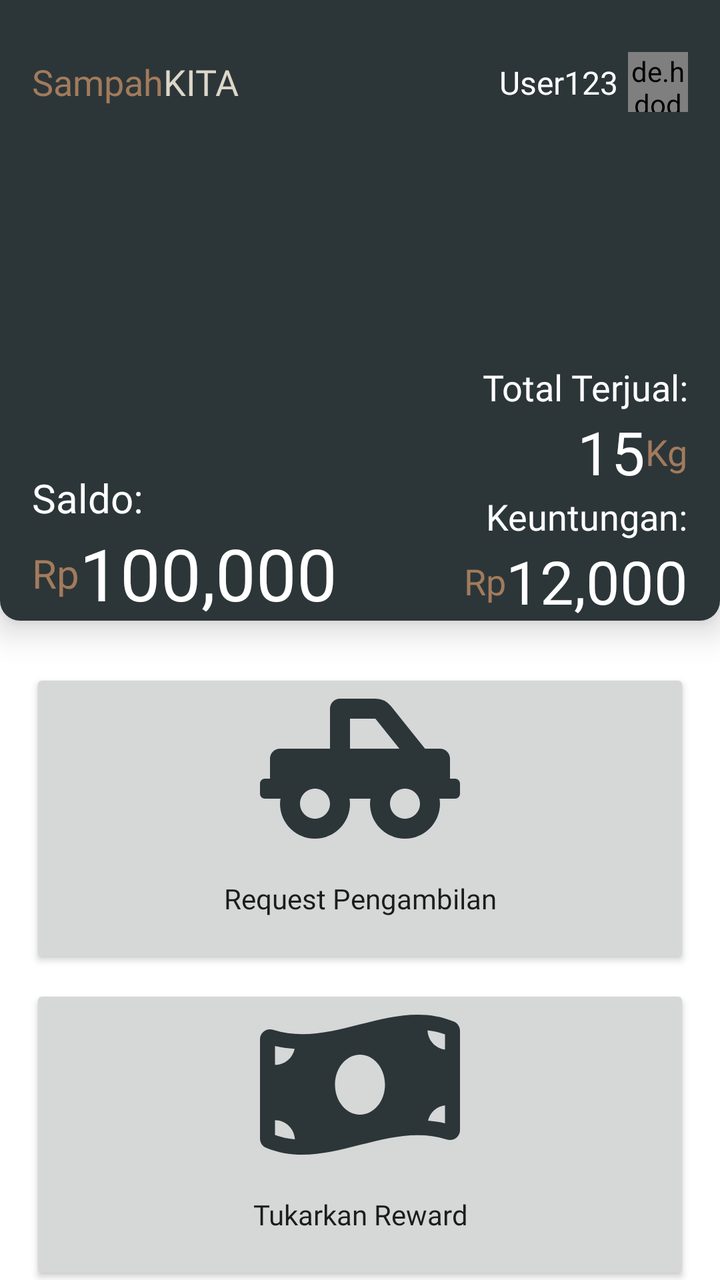
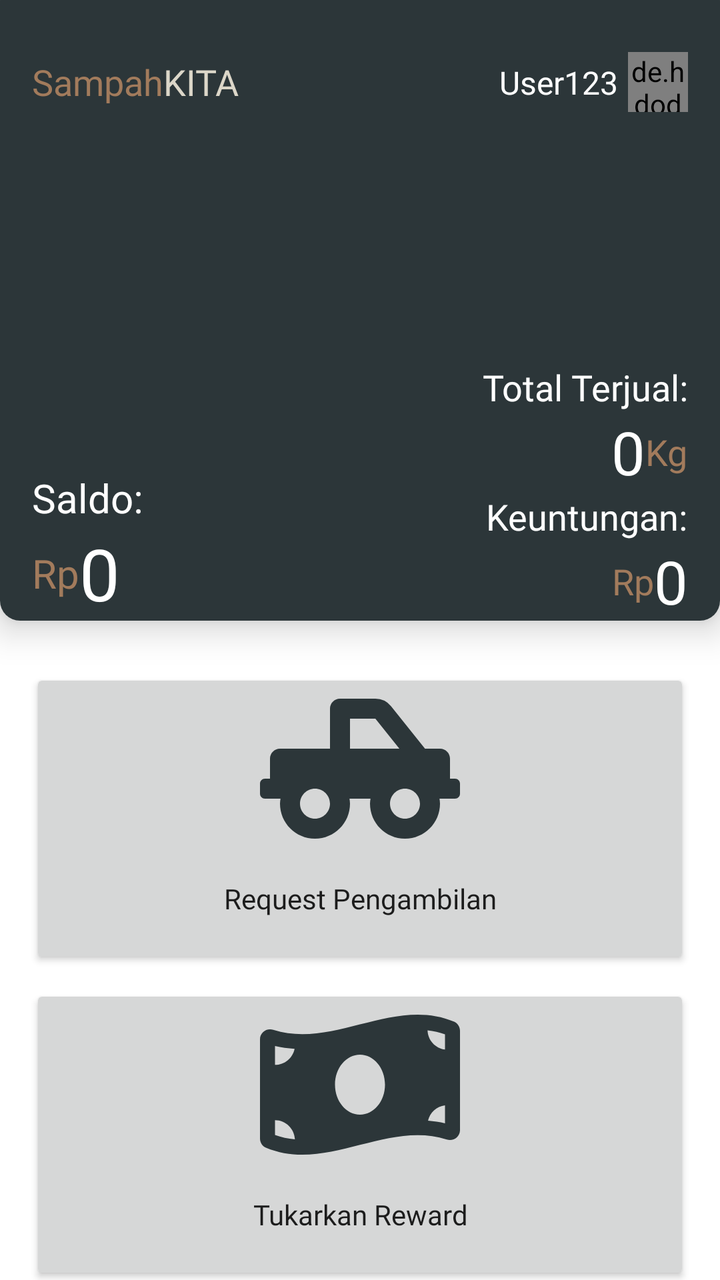

Two renders of the same Android screen: before a commit and after it. Below are the layout's source before the change and the commit's diff.
<!-- AndroidManifest.xml: application theme Theme.SampahKita -->
<!-- res/layout/activity_main.xml -->
<?xml version="1.0" encoding="utf-8"?>
<androidx.constraintlayout.widget.ConstraintLayout xmlns:android="http://schemas.android.com/apk/res/android"
    xmlns:app="http://schemas.android.com/apk/res-auto"
    xmlns:tools="http://schemas.android.com/tools"
    android:layout_width="match_parent"
    android:layout_height="match_parent"
    tools:context=".MainActivity">

    <androidx.cardview.widget.CardView
        android:id="@+id/top_container"
        android:layout_width="match_parent"
        android:layout_height="wrap_content"
        android:layout_marginTop="-10dp"
        app:cardCornerRadius="10dp"
        app:cardElevation="10dp"
        app:layout_constraintEnd_toEndOf="parent"
        app:layout_constraintStart_toStartOf="parent"
        app:layout_constraintTop_toTopOf="parent">

        <androidx.constraintlayout.widget.ConstraintLayout
            android:layout_width="match_parent"
            android:layout_height="320dp"
            android:background="@color/green_primary"
            app:layout_constraintStart_toStartOf="parent"
            app:layout_constraintTop_toTopOf="parent">

            <TextView
                android:id="@+id/name_sampah"
                android:layout_width="wrap_content"
                android:layout_height="wrap_content"
                android:layout_marginStart="16dp"
                android:layout_marginTop="38dp"
                android:fontFamily="@font/nobile_bold"
                android:text="@string/sampah"
                android:textColor="@color/brown_text"
                android:textSize="18sp"
                app:layout_constraintStart_toStartOf="parent"
                app:layout_constraintTop_toTopOf="parent" />

            <TextView
                android:id="@+id/textView2"
                android:layout_width="wrap_content"
                android:layout_height="wrap_content"
                android:fontFamily="@font/nobile_bold"
                android:text="@string/kita"
                android:textColor="@color/lightbrown_text"
                android:textSize="18sp"
                app:layout_constraintBottom_toBottomOf="@+id/name_sampah"
                app:layout_constraintStart_toEndOf="@id/name_sampah"
                app:layout_constraintTop_toTopOf="@id/name_sampah" />

            <de.hdodenhof.circleimageview.CircleImageView
                android:id="@+id/profile_image"
                android:layout_width="30dp"
                android:layout_height="30dp"
                android:layout_marginEnd="16dp"
                android:src="@drawable/ic_baseline_account_circle_24"
                app:civ_circle_background_color="@color/white"
                app:layout_constraintBottom_toBottomOf="@+id/textView2"
                app:layout_constraintEnd_toEndOf="parent"
                app:layout_constraintTop_toTopOf="@id/name_sampah" />

            <TextView
                android:id="@+id/username"
                android:layout_width="wrap_content"
                android:layout_height="wrap_content"
                android:layout_marginEnd="5dp"
                android:fontFamily="@font/poppins"
                android:text="@string/user123"
                android:textColor="@color/white"
                android:textSize="16sp"
                app:layout_constraintBottom_toBottomOf="@+id/profile_image"
                app:layout_constraintEnd_toStartOf="@id/profile_image"
                app:layout_constraintTop_toTopOf="@id/profile_image" />

            <androidx.constraintlayout.widget.ConstraintLayout
                android:id="@+id/container_left"
                android:layout_width="wrap_content"
                android:layout_height="wrap_content"
                app:layout_constraintBottom_toBottomOf="parent"
                app:layout_constraintStart_toStartOf="parent">

                <TextView
                    android:id="@+id/balance_text"
                    android:layout_width="wrap_content"
                    android:layout_height="wrap_content"
                    android:layout_marginStart="16dp"
                    android:fontFamily="@font/poppins"
                    android:text="@string/balance_text"
                    android:textColor="@color/white"
                    android:textSize="20sp"
                    app:layout_constraintBottom_toTopOf="@id/balance"
                    app:layout_constraintStart_toStartOf="parent" />

                <TextView
                    android:id="@+id/textView3"
                    android:layout_width="wrap_content"
                    android:layout_height="wrap_content"
                    android:fontFamily="@font/poppins"
                    android:text="@string/currency"
                    android:textColor="@color/brown_text"
                    android:textSize="20sp"
                    app:layout_constraintBottom_toBottomOf="parent"
                    app:layout_constraintStart_toStartOf="@+id/balance_text"
                    app:layout_constraintTop_toTopOf="@+id/balance" />

                <TextView
                    android:id="@+id/balance"
                    android:layout_width="wrap_content"
                    android:layout_height="wrap_content"
                    android:fontFamily="@font/poppins"
                    android:text="@string/balance"
                    android:textColor="@color/white"
                    android:textSize="36sp"
                    app:layout_constraintBottom_toBottomOf="parent"
                    app:layout_constraintStart_toEndOf="@+id/textView3" />

            </androidx.constraintlayout.widget.ConstraintLayout>

            <androidx.constraintlayout.widget.ConstraintLayout
                android:id="@+id/container_right"
                android:layout_width="wrap_content"
                android:layout_height="wrap_content"
                app:layout_constraintBottom_toBottomOf="parent"
                app:layout_constraintEnd_toEndOf="parent"
                tools:ignore="NotSibling">

                <TextView
                    android:id="@+id/revenue_text"
                    android:layout_width="wrap_content"
                    android:layout_height="wrap_content"
                    android:layout_marginEnd="16dp"
                    android:fontFamily="@font/poppins"
                    android:text="@string/revenue_text"
                    android:textColor="@color/white"
                    android:textSize="18sp"
                    app:layout_constraintBottom_toTopOf="@id/revenue"
                    app:layout_constraintEnd_toEndOf="parent" />

                <TextView
                    android:id="@+id/textView4"
                    android:layout_width="wrap_content"
                    android:layout_height="wrap_content"
                    android:fontFamily="@font/poppins"
                    android:text="@string/currency"
                    android:textColor="@color/brown_text"
                    android:textSize="18sp"
                    app:layout_constraintBottom_toBottomOf="@id/revenue"
                    app:layout_constraintEnd_toStartOf="@+id/revenue"
                    app:layout_constraintTop_toTopOf="@+id/revenue" />

                <TextView
                    android:id="@+id/revenue"
                    android:layout_width="wrap_content"
                    android:layout_height="wrap_content"
                    android:fontFamily="@font/poppins"
                    android:text="@string/revenue"
                    android:textColor="@color/white"
                    android:textSize="30sp"
                    app:layout_constraintBottom_toBottomOf="parent"
                    app:layout_constraintEnd_toEndOf="@+id/revenue_text" />

                <TextView
                    android:id="@+id/sold_text"
                    android:layout_width="wrap_content"
                    android:layout_height="wrap_content"
                    android:layout_marginEnd="16dp"
                    android:fontFamily="@font/poppins"
                    android:text="@string/sold_text"
                    android:textColor="@color/white"
                    android:textSize="18sp"
                    app:layout_constraintBottom_toTopOf="@id/sold"
                    app:layout_constraintEnd_toEndOf="parent" />

                <TextView
                    android:id="@+id/textView5"
                    android:layout_width="wrap_content"
                    android:layout_height="wrap_content"
                    android:fontFamily="@font/poppins"
                    android:text="@string/kg"
                    android:textColor="@color/brown_text"
                    android:textSize="18sp"
                    app:layout_constraintBottom_toBottomOf="@id/sold"
                    app:layout_constraintEnd_toEndOf="@+id/sold_text"
                    app:layout_constraintTop_toTopOf="@+id/sold" />

                <TextView
                    android:id="@+id/sold"
                    android:layout_width="wrap_content"
                    android:layout_height="wrap_content"
                    android:fontFamily="@font/poppins"
                    android:text="@string/sold"
                    android:textColor="@color/white"
                    android:textSize="30sp"
                    app:layout_constraintBottom_toTopOf="@id/revenue_text"
                    app:layout_constraintEnd_toStartOf="@id/textView5" />

            </androidx.constraintlayout.widget.ConstraintLayout>
        </androidx.constraintlayout.widget.ConstraintLayout>

    </androidx.cardview.widget.CardView>

    <androidx.appcompat.widget.AppCompatButton
        android:id="@+id/btn_request"
        android:layout_width="match_parent"
        android:layout_height="150dp"
        android:layout_marginStart="15dp"
        android:layout_marginTop="24dp"
        android:layout_marginEnd="15dp"
        android:drawableTop="@drawable/ic_request"
        android:text="@string/request_text"
        android:fontFamily="@font/poppins"
        style="@style/Button.Gray"
        app:layout_constraintEnd_toEndOf="parent"
        app:layout_constraintStart_toStartOf="parent"
        app:layout_constraintTop_toBottomOf="@id/top_container" />

    <androidx.appcompat.widget.AppCompatButton
        android:id="@+id/btn_redeem"
        style="@style/Button.Gray"
        android:layout_width="match_parent"
        android:layout_height="150dp"
        android:layout_marginStart="15dp"
        android:layout_marginTop="8dp"
        android:layout_marginEnd="15dp"
        android:drawableTop="@drawable/ic_redeem"
        android:fontFamily="@font/poppins"
        android:text="@string/redeem_text"
        app:layout_constraintEnd_toEndOf="parent"
        app:layout_constraintStart_toStartOf="parent"
        app:layout_constraintTop_toBottomOf="@id/btn_request" />

</androidx.constraintlayout.widget.ConstraintLayout>
<!-- resources referenced by this layout -->
<resources>
  <color name="brown_text">#A27B5C</color>
  <color name="green_primary">#2C3639</color>
  <color name="lightbrown_text">#DCD7C9</color>
  <color name="white">#FFFFFFFF</color>
  <!-- drawable ic_baseline_account_circle_24 (drawable) -->
  <vector android:height="24dp" android:tint="#000000"
      android:viewportHeight="24" android:viewportWidth="24"
      android:width="24dp" xmlns:android="http://schemas.android.com/apk/res/android">
      <path android:fillColor="@android:color/white" android:pathData="M12,2C6.48,2 2,6.48 2,12s4.48,10 10,10 10,-4.48 10,-10S17.52,2 12,2zM12,5c1.66,0 3,1.34 3,3s-1.34,3 -3,3 -3,-1.34 -3,-3 1.34,-3 3,-3zM12,19.2c-2.5,0 -4.71,-1.28 -6,-3.22 0.03,-1.99 4,-3.08 6,-3.08 1.99,0 5.97,1.09 6,3.08 -1.29,1.94 -3.5,3.22 -6,3.22z"/>
  </vector>
  <!-- drawable ic_request (drawable) -->
  <vector android:height="80dp" android:viewportHeight="512"
      android:viewportWidth="640" android:width="100dp" xmlns:android="http://schemas.android.com/apk/res/android">
      <path android:fillColor="@color/green_primary" android:pathData="M624,288h-16v-64c0,-17.67 -14.33,-32 -32,-32h-48L419.22,56.02A64.03,64.03 0,0 0,369.24 32L256,32c-17.67,0 -32,14.33 -32,32v128L64,192c-17.67,0 -32,14.33 -32,32v64L16,288c-8.84,0 -16,7.16 -16,16v32c0,8.84 7.16,16 16,16h49.61c-0.76,5.27 -1.61,10.52 -1.61,16c0,61.86 50.14,112 112,112s112,-50.14 112,-112c0,-5.48 -0.85,-10.73 -1.61,-16h67.23c-0.76,5.27 -1.61,10.52 -1.61,16c0,61.86 50.14,112 112,112s112,-50.14 112,-112c0,-5.48 -0.85,-10.73 -1.61,-16L624,352c8.84,0 16,-7.16 16,-16v-32c0,-8.84 -7.16,-16 -16,-16zM288,96h81.24l76.8,96L288,192L288,96zM176,416c-26.47,0 -48,-21.53 -48,-48s21.53,-48 48,-48s48,21.53 48,48s-21.53,48 -48,48zM464,416c-26.47,0 -48,-21.53 -48,-48s21.53,-48 48,-48s48,21.53 48,48s-21.53,48 -48,48z"/>
  </vector>
  <string name="balance">100,000</string>
  <string name="balance_text">Saldo:</string>
  <string name="currency">Rp</string>
  <string name="kg">Kg</string>
  <string name="kita">KITA</string>
  <string name="redeem_text">Tukarkan Reward</string>
  <string name="request_text">Request Pengambilan</string>
  <string name="revenue">12,000</string>
  <string name="revenue_text">Keuntungan:</string>
  <string name="sampah">Sampah</string>
  <string name="sold">15</string>
  <string name="sold_text">Total Terjual:</string>
  <string name="user123">User123</string>
  <style name="Button.Gray" parent="ThemeOverlay.AppCompat">
          <item name="colorAccent">@android:color/darker_gray</item>
          <item name="background">@drawable/bg_grey_button</item>
          <item name="textAllCaps">false</item>
      </style>
  <style name="Theme.SampahKita" parent="Theme.MaterialComponents.DayNight.NoActionBar">
          
          <item name="colorPrimary">@color/green_primary</item>
          <item name="colorPrimaryVariant">#43555A</item>
          <item name="colorOnPrimary">@color/white</item>
          
          <item name="colorSecondary">@color/green_primary</item>
          <item name="colorSecondaryVariant">#43555A</item>
          <item name="colorOnSecondary">@color/black</item>
          
          <item name="android:statusBarColor">?attr/colorPrimaryVariant</item>
          
      </style>
  <!-- drawable bg_grey_button (drawable) -->
  <?xml version="1.0" encoding="utf-8"?>
  <shape xmlns:android="http://schemas.android.com/apk/res/android"
      android:shape="rectangle">
      <corners android:radius="20dp"/>
      <solid android:color="#D9D9D9"/>
  
  </shape>
  <color name="black">#FF000000</color>
  <!-- unchanged entries left out for length: 1 -->
</resources>

<!-- the commit's change to res/layout/activity_main.xml (unified diff, before → after) -->
@@ -61,7 +61,7 @@
                 app:layout_constraintTop_toTopOf="@id/name_sampah" />
 
             <TextView
-                android:id="@+id/username"
+                android:id="@+id/tv_username"
                 android:layout_width="wrap_content"
                 android:layout_height="wrap_content"
                 android:layout_marginEnd="5dp"
<!-- resource entries referenced after the edit -->
@@ -15,17 +15,17 @@
       android:viewportWidth="640" android:width="100dp" xmlns:android="http://schemas.android.com/apk/res/android">
       <path android:fillColor="@color/green_primary" android:pathData="M624,288h-16v-64c0,-17.67 -14.33,-32 -32,-32h-48L419.22,56.02A64.03,64.03 0,0 0,369.24 32L256,32c-17.67,0 -32,14.33 -32,32v128L64,192c-17.67,0 -32,14.33 -32,32v64L16,288c-8.84,0 -16,7.16 -16,16v32c0,8.84 7.16,16 16,16h49.61c-0.76,5.27 -1.61,10.52 -1.61,16c0,61.86 50.14,112 112,112s112,-50.14 112,-112c0,-5.48 -0.85,-10.73 -1.61,-16h67.23c-0.76,5.27 -1.61,10.52 -1.61,16c0,61.86 50.14,112 112,112s112,-50.14 112,-112c0,-5.48 -0.85,-10.73 -1.61,-16L624,352c8.84,0 16,-7.16 16,-16v-32c0,-8.84 -7.16,-16 -16,-16zM288,96h81.24l76.8,96L288,192L288,96zM176,416c-26.47,0 -48,-21.53 -48,-48s21.53,-48 48,-48s48,21.53 48,48s-21.53,48 -48,48zM464,416c-26.47,0 -48,-21.53 -48,-48s21.53,-48 48,-48s48,21.53 48,48s-21.53,48 -48,48z"/>
   </vector>
-  <string name="balance">100,000</string>
+  <string name="balance">0</string>
   <string name="balance_text">Saldo:</string>
   <string name="currency">Rp</string>
   <string name="kg">Kg</string>
   <string name="kita">KITA</string>
   <string name="redeem_text">Tukarkan Reward</string>
   <string name="request_text">Request Pengambilan</string>
-  <string name="revenue">12,000</string>
+  <string name="revenue">0</string>
   <string name="revenue_text">Keuntungan:</string>
   <string name="sampah">Sampah</string>
-  <string name="sold">15</string>
+  <string name="sold">0</string>
   <string name="sold_text">Total Terjual:</string>
   <string name="user123">User123</string>
   <style name="Button.Gray" parent="ThemeOverlay.AppCompat">
